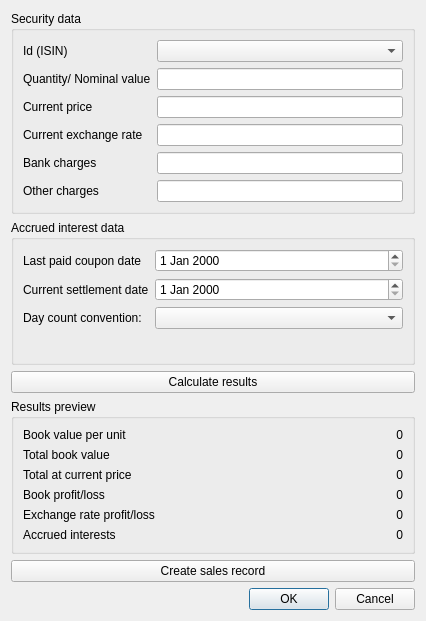
Old version of the form report/accounting/portfolioAccounting/ch.banana.portfolio.accounting.calc.sales.data.dialog.ui in the repository BananaAccounting/Universal.
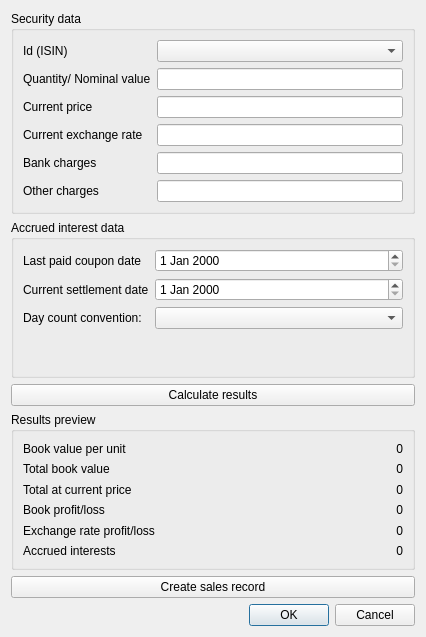
New version of the form.

What changed in the file:
```diff
--- a/report/accounting/portfolioAccounting/ch.banana.portfolio.accounting.calc.sales.data.dialog.ui
+++ b/report/accounting/portfolioAccounting/ch.banana.portfolio.accounting.calc.sales.data.dialog.ui
@@ -7,7 +7,7 @@
     <x>0</x>
     <y>0</y>
     <width>426</width>
-    <height>621</height>
+    <height>637</height>
    </rect>
   </property>
   <property name="windowTitle">
@@ -30,6 +30,9 @@
      <property name="title">
       <string>Accrued interest data</string>
      </property>
+     <property name="flat">
+      <bool>false</bool>
+     </property>
      <layout class="QFormLayout" name="formLayout">
       <item row="0" column="0">
        <widget class="QLabel" name="lastCouponDate_label">
```
Left out of the diff: 14 changed lines with no effect on the pictures.
